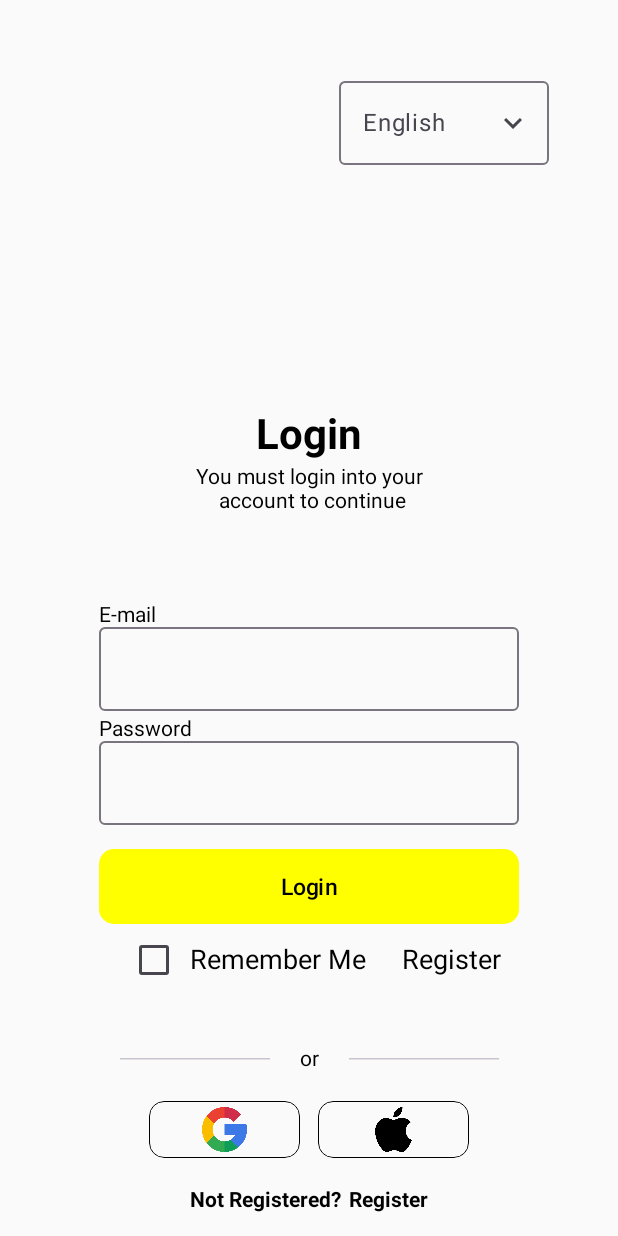
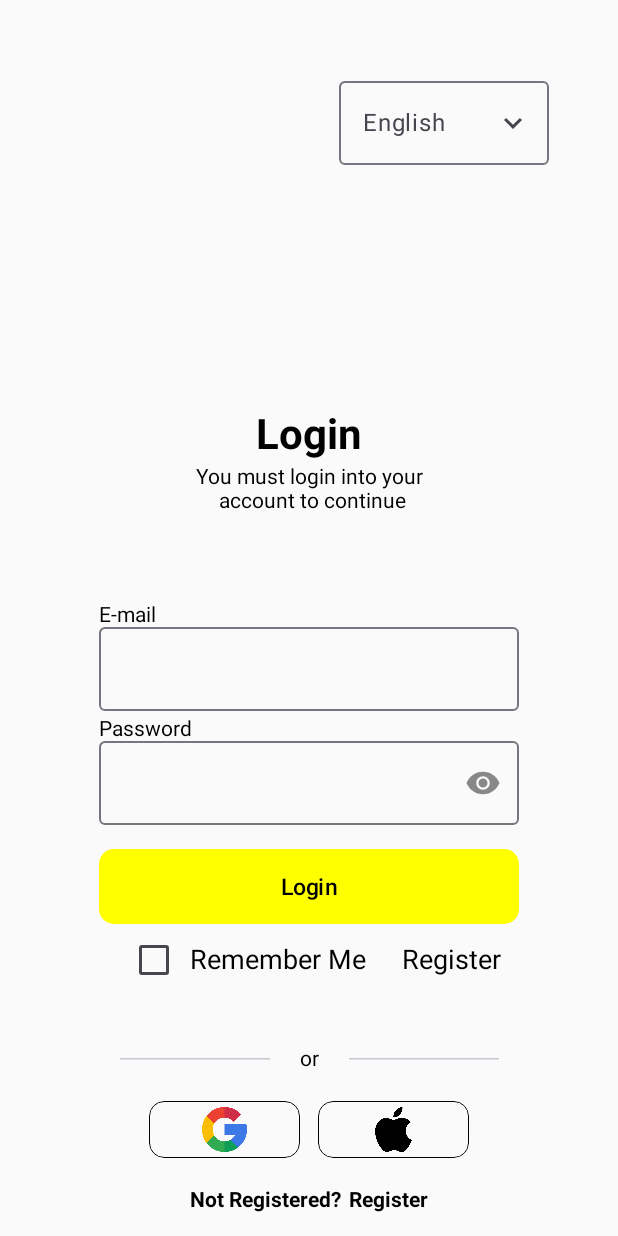
Before and after one commit to BigBryan19/Login-Screen, an Android app built with Jetpack Compose: the screen it shows after launch (MainActivity), on a phone screen of 412 x 824 dp. Run offline under Robolectric (Android 15) with nearby library versions, the phone set to English and light mode, and no system bars.

Commit message:
Added a trailing icon to the password field

```diff
--- a/app/build.gradle.kts
+++ b/app/build.gradle.kts
@@ -49,6 +49,7 @@ dependencies {
     implementation(libs.androidx.ui.graphics)
     implementation(libs.androidx.ui.tooling.preview)
     implementation(libs.androidx.material3)
+    implementation(libs.androidx.espresso.core)
     testImplementation(libs.junit)
     androidTestImplementation(libs.androidx.junit)
     androidTestImplementation(libs.androidx.espresso.core)
--- a/app/src/main/java/project/nerdlab/logintheme/MainActivity.kt
+++ b/app/src/main/java/project/nerdlab/logintheme/MainActivity.kt
@@ -25,6 +25,7 @@ import androidx.compose.foundation.layout.width
 import androidx.compose.foundation.shape.CircleShape
 import androidx.compose.foundation.shape.RoundedCornerShape
 import androidx.compose.material.icons.Icons
+import androidx.compose.material.icons.filled.Info
 import androidx.compose.material.icons.filled.KeyboardArrowDown
 import androidx.compose.material.icons.filled.KeyboardArrowUp
 import androidx.compose.material3.Button
@@ -32,6 +33,7 @@ import androidx.compose.material3.ButtonDefaults
 import androidx.compose.material3.Checkbox
 import androidx.compose.material3.DropdownMenu
 import androidx.compose.material3.DropdownMenuItem
+import androidx.compose.material3.ExperimentalMaterial3Api
 import androidx.compose.material3.HorizontalDivider
 import androidx.compose.material3.Icon
 import androidx.compose.material3.IconButton
@@ -57,6 +59,10 @@ import androidx.compose.ui.text.style.TextAlign
 import androidx.compose.ui.tooling.preview.Preview
 import androidx.compose.ui.unit.dp
 import androidx.compose.ui.unit.sp
+import androidx.compose.ui.text.input.PasswordVisualTransformation
+import androidx.compose.ui.text.input.VisualTransformation
+import androidx.compose.material3.*
+import androidx.compose.runtime.*
 import androidx.compose.ui.unit.toSize
 import org.intellij.lang.annotations.Language
 import project.nerdlab.logintheme.ui.theme.LoginThemeTheme
@@ -114,7 +120,7 @@ fun LoginScreen(){
             modifier = Modifier.height(4.dp)
         )
 
-        InputBox("Password")
+        PasswordBox("Password")
 
 
         Spacer(
@@ -261,10 +267,36 @@ fun InputBox(name: String){
         )
         OutlinedTextField(
             value = "",
-            onValueChange = {}
+            onValueChange = {},
         )
     }
 }
+
+
+@Composable
+fun PasswordBox(name: String){
+    Column {
+        Text(
+            text = "$name",
+//            inputType = "$inputType"
+        )
+        OutlinedTextField(
+            value = "",
+            onValueChange = {},
+            trailingIcon = {
+                IconButton(onClick = { }) {
+                    Icon(
+                        painter = painterResource(id = R.drawable.design_ic_visibility),
+                        contentDescription = "Info Icon",
+                        tint = Color.Gray
+                    )
+                }
+            }
+        )
+
+    }
+}
+
 
 
 @Composable
--- /dev/null
+++ b/app/src/main/res/drawable/design_ic_visibility.xml
@@ -0,0 +1,10 @@
+<!-- res/drawable/design_ic_visibility.xml -->
+<vector xmlns:android="http://schemas.android.com/apk/res/android"
+    android:width="24dp"
+    android:height="24dp"
+    android:viewportWidth="24"
+    android:viewportHeight="24">
+    <path
+        android:fillColor="#000000"
+        android:pathData="M12,4.5C7.05,4.5 2.73,7.61 1,12c1.73,4.39 6.05,7.5 11,7.5 4.95,0 9.27,-3.11 11,-7.5 -1.73,-4.39 -6.05,-7.5 -11,-7.5zm0,12c-2.5,0 -4.5,-2 -4.5,-4.5S9.5,7.5 12,7.5s4.5,2 4.5,4.5S14.5,16.5 12,16.5zm0,-7.5c-1.66,0 -3,1.34 -3,3s1.34,3 3,3 3,-1.34 3,-3 -1.34,-3 -3,-3z"/>
+</vector>
```
